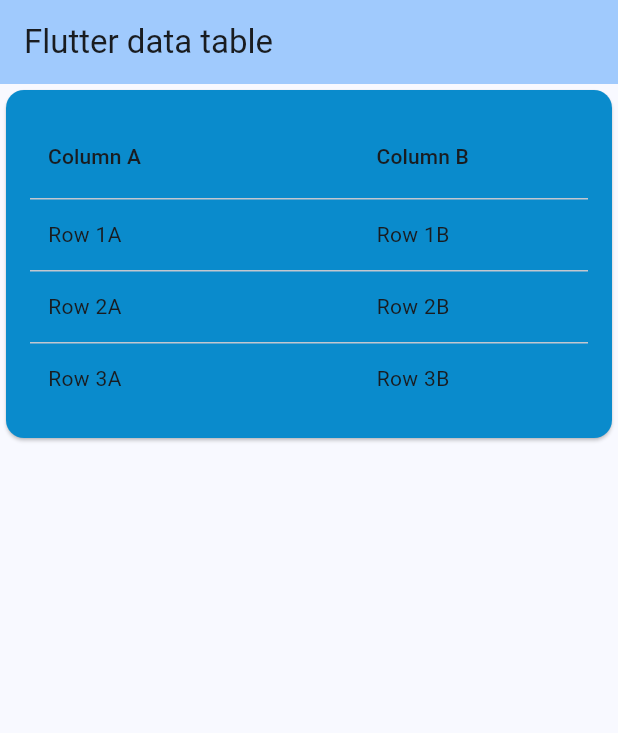
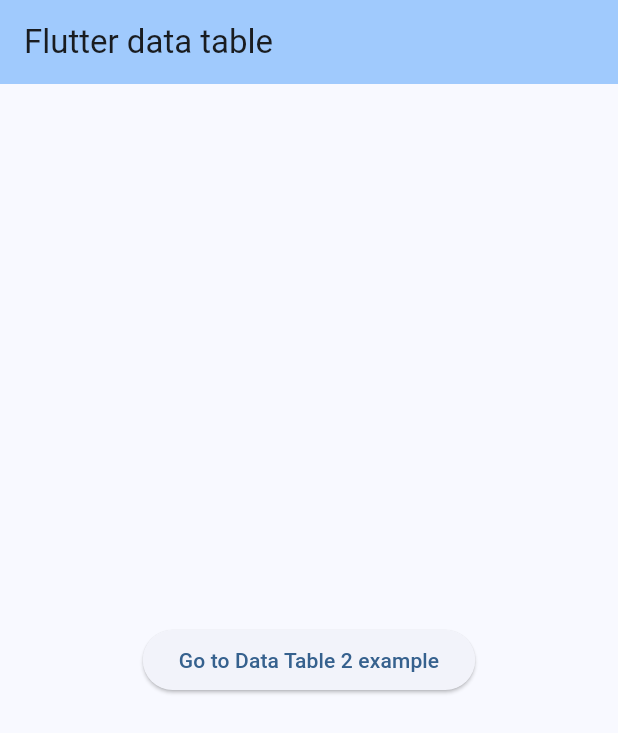
Before and after one commit to tzupingchenwork/flutter_data_table, a Flutter app: the screen it shows after launch, on a phone screen of 412 x 824 dp. Shown: the top 733 px of the screen. Run offline on Flutter 3.47's test engine with Material 3 defaults, Android fonts, the phone set to English and light mode, and no system bars; drawn by our look-alikes of data_table_2.

Commit message:
Add DataTable2 example page

```diff
--- a/lib/main.dart
+++ b/lib/main.dart
@@ -9,7 +9,6 @@
 class MyApp extends StatelessWidget {
   const MyApp({super.key});
 
-  // This widget is the root of your application.
   @override
   Widget build(BuildContext context) {
     return MaterialApp(
@@ -19,6 +18,9 @@
         useMaterial3: true,
       ),
       home: const MyHomePage(title: 'Flutter data table'),
+      routes: {
+        '/dataTable2': (context) => const DataTableExamplePage(),
+      },
     );
   }
 }
@@ -40,20 +42,37 @@
         backgroundColor: Theme.of(context).colorScheme.inversePrimary,
         title: Text(widget.title),
       ),
-        body: const Card(
-          color: Color.fromARGB(255, 10, 139, 204),
-          child: DataTableExample(),
-        ));
+      body: Center(
+        child: ElevatedButton(
+          onPressed: () {
+            Navigator.pushNamed(context, '/dataTable2');
+          },
+          child: const Text('Go to Data Table 2 example'),
+        ),
+      ),
+    );
   }
 }
 
-const String _jsonResponse = '''
-[
-  {"columnA": "Row 1A", "columnB": "Row 1B", "columnC": "Row 1C"},
-  {"columnA": "Row 2A", "columnB": "Row 2B", "columnC": "Row 2C"},
-  {"columnA": "Row 3A", "columnB": "Row 3B", "columnC": "Row 3C"}
-]
-''';
+class DataTableExamplePage extends StatelessWidget {
+  const DataTableExamplePage({Key? key}) : super(key: key);
+
+  @override
+  Widget build(BuildContext context) {
+    return Scaffold(
+      appBar: AppBar(
+        title: const Text('Data Table Example'),
+      ),
+      body: const Card(
+        color: Color.fromARGB(255, 10, 139, 204),
+        child: Padding(
+          padding: EdgeInsets.all(16),
+          child: DataTableExample(),
+        ),
+      ),
+    );
+  }
+}
 
 class DataTableExample extends StatelessWidget {
   const DataTableExample({super.key});
@@ -70,9 +89,7 @@
       ]);
     }).toList();
 
-    return Padding(
-      padding: const EdgeInsets.all(16),
-      child: DataTable2(
+    return DataTable2(
       columnSpacing: 12,
       horizontalMargin: 12,
       minWidth: 600,
@@ -89,7 +106,14 @@
         ),
       ],
       rows: rows,
-      ),
     );
   }
 }
+
+const String _jsonResponse = '''
+[
+  {"columnA": "Row 1A", "columnB": "Row 1B", "columnC": "Row 1C"},
+  {"columnA": "Row 2A", "columnB": "Row 2B", "columnC": "Row 2C"},
+  {"columnA": "Row 3A", "columnB": "Row 3B", "columnC": "Row 3C"}
+]
+''';
```
Lines whose indentation alone changed are shown as unchanged.
